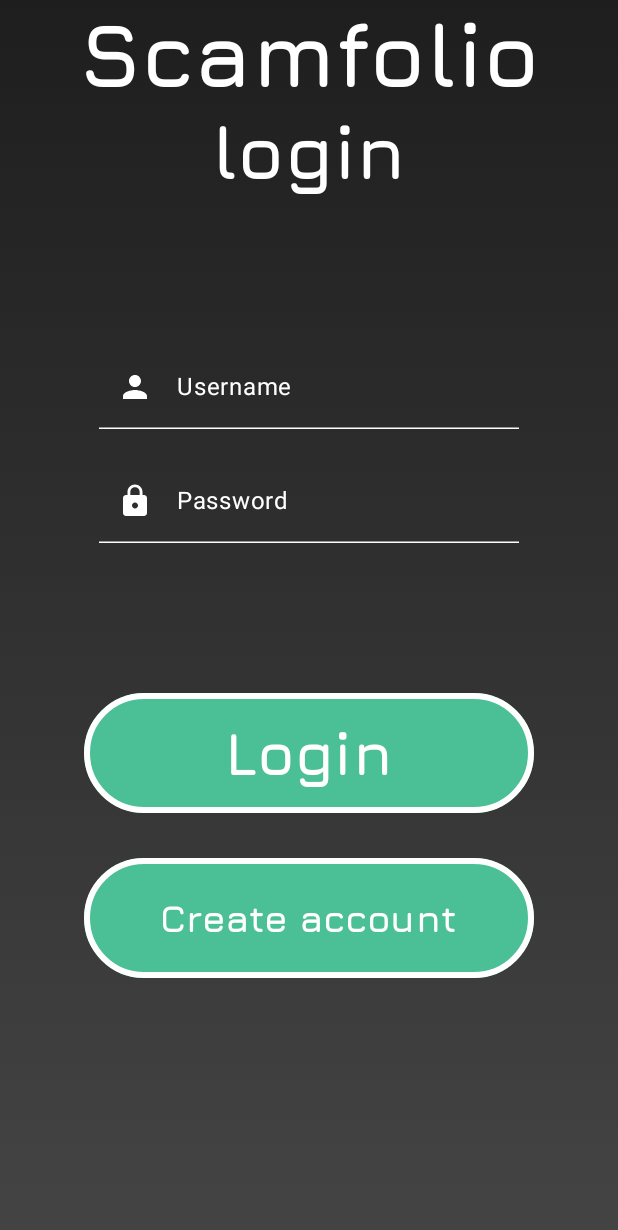
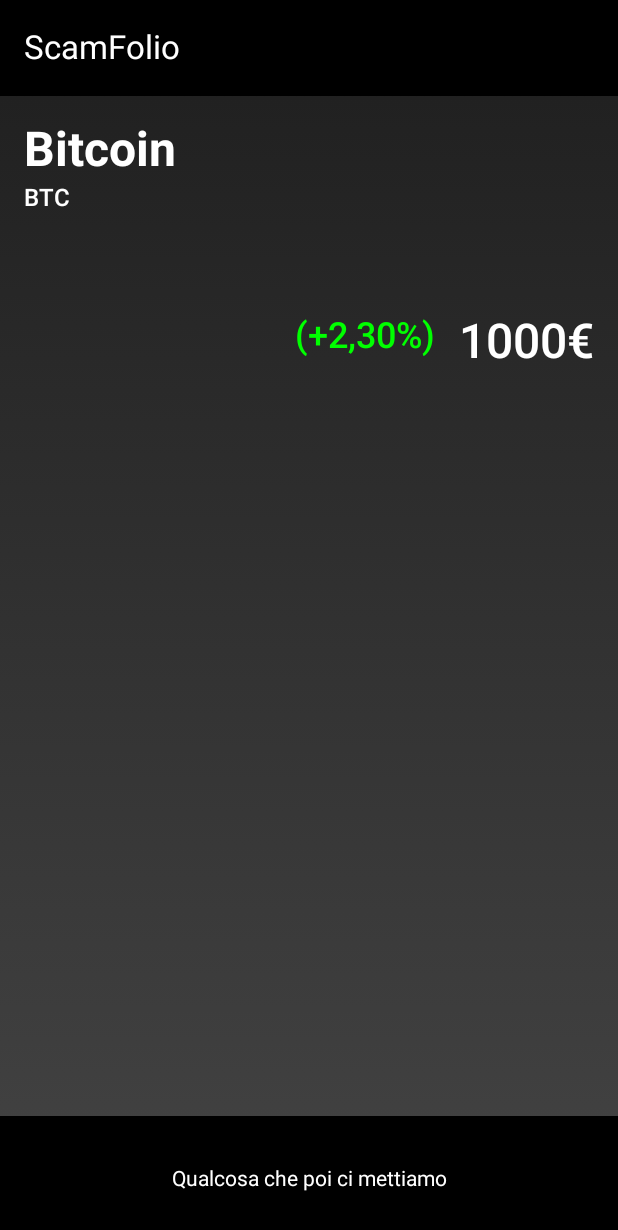
Before and after one commit to GiuEliNo/ScamFolio, an Android app built with Jetpack Compose: the screen it shows after launch (MainActivity), on a phone screen of 412 x 824 dp. Shown: the top 1230 px of the screen. Run offline under Robolectric (Android 15) with nearby library versions, the phone set to English and light mode, and no system bars; our stand-ins replace Room's generated code, livedata-compose.

Commit message:
Added UI and modelview of cryptoscreen

```diff
--- a/app/build.gradle.kts
+++ b/app/build.gradle.kts
@@ -63,6 +63,8 @@ dependencies {
     implementation(libs.androidx.room.ktx)
     implementation(libs.androidx.constraintlayout.compose)
     implementation(libs.material.icons.extended)
+    implementation(libs.androidx.navigation.runtime.ktx)
+    implementation(libs.androidx.runtime.livedata)
     testImplementation(libs.junit)
     androidTestImplementation(libs.androidx.junit)
     androidTestImplementation(libs.androidx.espresso.core)
--- a/app/src/main/java/com/dosti/scamfolio/MainActivity.kt
+++ b/app/src/main/java/com/dosti/scamfolio/MainActivity.kt
@@ -3,6 +3,7 @@ package com.dosti.scamfolio
 import android.os.Bundle
 import androidx.activity.ComponentActivity
 import androidx.activity.compose.setContent
+import androidx.activity.viewModels
 import androidx.compose.foundation.layout.fillMaxSize
 import androidx.compose.material3.MaterialTheme
 import androidx.compose.material3.Surface
@@ -10,19 +11,23 @@ import androidx.compose.material3.Text
 import androidx.compose.runtime.Composable
 import androidx.compose.ui.Modifier
 import androidx.compose.ui.tooling.preview.Preview
+import androidx.lifecycle.viewmodel.compose.viewModel
 import androidx.navigation.compose.rememberNavController
 import com.dosti.scamfolio.ui.theme.ScamFolioTheme
+import com.dosti.scamfolio.ui.view.CryptoScreen
 import com.dosti.scamfolio.ui.view.Homepage
 import com.dosti.scamfolio.ui.view.LoginView
 import com.dosti.scamfolio.ui.view.LoginView
 import com.dosti.scamfolio.ui.view.SearchedCryptos
 import com.dosti.scamfolio.ui.view.routing.NavGraph
+import com.dosti.scamfolio.viewModel.CryptoScreenViewModel
 
 class MainActivity : ComponentActivity() {
+    private val CryptoScreenViewModel : CryptoScreenViewModel by viewModels()
     override fun onCreate(savedInstanceState: Bundle?) {
         super.onCreate(savedInstanceState)
         setContent {
-            LoginView()
+            CryptoScreen(CryptoScreenViewModel)
         }
     }
 }
--- /dev/null
+++ b/app/src/main/java/com/dosti/scamfolio/model/CoinModel.kt
@@ -0,0 +1,8 @@
+package com.dosti.scamfolio.model
+
+data class Coin(
+    val name: String,
+    val symbol: String,
+    val price: Int,
+    val change: String
+)
--- /dev/null
+++ b/app/src/main/java/com/dosti/scamfolio/model/api/getCoin.kt
@@ -0,0 +1,10 @@
+package com.dosti.scamfolio.model.api
+
+import com.dosti.scamfolio.model.Coin
+
+fun getCoin() : Coin {
+    val coin = Coin("Bitcoin", "BTC", 1000, "+2,30%")
+    return coin
+}
+
+//andrà implementata una chiamata API
--- a/app/src/main/java/com/dosti/scamfolio/ui/theme/Color.kt
+++ b/app/src/main/java/com/dosti/scamfolio/ui/theme/Color.kt
@@ -2,7 +2,7 @@ package com.dosti.scamfolio.ui.theme
 
 import androidx.compose.ui.graphics.Color
 
-val Purple80 = Color(0xFFD0BCFF)
+val Black = Color(0xFF000000)
 val PurpleGrey80 = Color(0xFFCCC2DC)
 val Pink80 = Color(0xFFEFB8C8)
 
--- a/app/src/main/java/com/dosti/scamfolio/ui/theme/Theme.kt
+++ b/app/src/main/java/com/dosti/scamfolio/ui/theme/Theme.kt
@@ -10,21 +10,22 @@ import androidx.compose.material3.dynamicLightColorScheme
 import androidx.compose.material3.lightColorScheme
 import androidx.compose.runtime.Composable
 import androidx.compose.runtime.SideEffect
+import androidx.compose.ui.graphics.Color
 import androidx.compose.ui.graphics.toArgb
 import androidx.compose.ui.platform.LocalContext
 import androidx.compose.ui.platform.LocalView
 import androidx.core.view.WindowCompat
 
 private val DarkColorScheme = darkColorScheme(
-    primary = Purple80,
-    secondary = PurpleGrey80,
-    tertiary = Pink80
+    primary = Black,
+    secondary = Black,
+    tertiary = Black
 )
 
 private val LightColorScheme = lightColorScheme(
-    primary = Purple40,
-    secondary = PurpleGrey40,
-    tertiary = Pink40
+    primary = Black,
+    secondary = Black,
+    tertiary = Black
 
     /* Other default colors to override
     background = Color(0xFFFFFBFE),
--- /dev/null
+++ b/app/src/main/java/com/dosti/scamfolio/ui/view/CryptoScreen.kt
@@ -0,0 +1,136 @@
+package com.dosti.scamfolio.ui.view
+
+import androidx.compose.foundation.background
+import androidx.compose.foundation.layout.Arrangement
+import androidx.compose.foundation.layout.Column
+import androidx.compose.foundation.layout.Row
+import androidx.compose.foundation.layout.Spacer
+import androidx.compose.foundation.layout.fillMaxWidth
+import androidx.compose.foundation.layout.padding
+import androidx.compose.foundation.layout.size
+import androidx.compose.foundation.layout.wrapContentHeight
+import androidx.compose.foundation.lazy.LazyColumn
+import androidx.compose.material3.BottomAppBar
+import androidx.compose.material3.ExperimentalMaterial3Api
+import androidx.compose.material3.Icon
+import androidx.compose.material3.IconButton
+import androidx.compose.material3.MaterialTheme
+import androidx.compose.material3.MaterialTheme.colorScheme
+import androidx.compose.material3.Scaffold
+import androidx.compose.material3.Text
+import androidx.compose.material3.TopAppBar
+import androidx.compose.material3.TopAppBarDefaults.topAppBarColors
+import androidx.compose.runtime.Composable
+import androidx.compose.runtime.LaunchedEffect
+import androidx.compose.runtime.getValue
+import androidx.compose.runtime.livedata.observeAsState
+import androidx.compose.ui.Alignment
+import androidx.compose.ui.Modifier
+import androidx.compose.ui.draw.alpha
+import androidx.compose.ui.graphics.Color
+import androidx.compose.ui.text.font.FontWeight
+import androidx.compose.ui.text.style.TextAlign
+import androidx.compose.ui.unit.dp
+import androidx.room.util.TableInfo
+import com.dosti.scamfolio.model.Coin
+import com.dosti.scamfolio.viewModel.CryptoScreenViewModel
+
+@OptIn(ExperimentalMaterial3Api::class)
+@Composable
+fun CryptoScreen(viewModel : CryptoScreenViewModel) {
+
+    val coin by viewModel.coin.observeAsState()
+    LaunchedEffect(Unit) {
+        viewModel.fetchCrypto()
+    }
+    Scaffold(
+        topBar = {
+            TopAppBar(
+                colors = topAppBarColors(
+                    containerColor = Color.Black,
+                    titleContentColor = Color.White,
+                ),
+                title = {
+                    Text("ScamFolio")
+                }
+            )
+        },
+        bottomBar = {
+            BottomAppBar(
+                containerColor = Color.Black,
+                contentColor = Color.White,
+            ) {
+                Text(
+                    modifier = Modifier
+                        .fillMaxWidth(),
+                    textAlign = TextAlign.Center,
+                    text = "Qualcosa che poi ci mettiamo",
+                )
+            }
+        }
+    ) { innerPadding ->
+        BackgroundGradient()
+        LazyColumn(
+            modifier = Modifier
+                .padding(innerPadding),
+            verticalArrangement = Arrangement.spacedBy(16.dp),
+        ) {
+            item {
+                coin?.let { Name(it) }
+                Spacer(modifier = Modifier.size(16.dp))
+            }
+
+            item {
+                coin?.let { Price(it) }
+            }
+        }
+    }
+}
+
+@Composable
+fun Name(coin: Coin) {
+    Column(
+        modifier = Modifier
+            .padding(16.dp)
+            .fillMaxWidth(),
+    ) {
+        Text(
+            text = coin.name,
+            style = MaterialTheme.typography.headlineLarge,
+            fontWeight = FontWeight.Bold,
+            color = Color.White
+        )
+        Text(
+            text = coin.symbol,
+            style = MaterialTheme.typography.titleMedium,
+            fontWeight = FontWeight.Medium,
+            color = Color.White
+
+        )
+    }
+}
+@Composable
+fun Price(coin: Coin) {
+    Row(
+        modifier = Modifier
+            .padding(16.dp)
+            .fillMaxWidth(),
+        horizontalArrangement = Arrangement.End
+    ){
+        Text(
+            text = "(" + coin.change + ")",
+            style = MaterialTheme.typography.headlineSmall,
+            fontWeight = FontWeight.Medium,
+            color = Color.Green,
+            textAlign = TextAlign.End
+        )
+        Spacer(modifier = Modifier.size(16.dp))
+        Text(
+            text = coin.price.toString() + "€",
+            style = MaterialTheme.typography.headlineLarge,
+            fontWeight = FontWeight.Medium,
+            color = Color.White,
+            textAlign = TextAlign.End
+        )
+    }
+}
--- /dev/null
+++ b/app/src/main/java/com/dosti/scamfolio/viewModel/CryptoScreenViewModel.kt
@@ -0,0 +1,21 @@
+package com.dosti.scamfolio.viewModel
+
+import androidx.lifecycle.LiveData
+import androidx.lifecycle.MutableLiveData
+import androidx.lifecycle.ViewModel
+import androidx.lifecycle.viewModelScope
+import com.dosti.scamfolio.model.Coin
+import com.dosti.scamfolio.model.api.getCoin
+import kotlinx.coroutines.launch
+
+class CryptoScreenViewModel : ViewModel() {
+    private val _coin = MutableLiveData<Coin>()
+    val coin: LiveData<Coin> = _coin
+
+    fun fetchCrypto() {
+        viewModelScope.launch {
+            val newCoin = getCoin()
+            _coin.value = newCoin
+        }
+    }
+}
--- a/app/src/main/java/com/dosti/scamfolio/viewModel/LoginViewModel.kt
+++ b/app/src/main/java/com/dosti/scamfolio/viewModel/LoginViewModel.kt
@@ -5,5 +5,5 @@ import androidx.lifecycle.AndroidViewModel
 import com.dosti.scamfolio.db.repositories.UserRepository
 
 class LoginViewModel(application: Application) : AndroidViewModel(application) {
-    private val repository : UserRepository
+    private val repository : UserRepository = TODO()
 }
--- a/gradle/libs.versions.toml
+++ b/gradle/libs.versions.toml
@@ -13,6 +13,8 @@ roomCommon = "2.6.1"
 roomKtx = "2.6.1"
 material3Android = "1.2.1"
 constraintlayoutCompose = "1.0.1"
+navigationRuntimeKtx = "2.7.7"
+runtimeLivedata = "1.6.7"
 
 [libraries]
 androidx-core-ktx = { group = "androidx.core", name = "core-ktx", version.ref = "coreKtx" }
@@ -37,6 +39,8 @@ androidx-room-ktx = { group = "androidx.room", name = "room-ktx", version.ref =
 androidx-material3-android = { group = "androidx.compose.material3", name = "material3-android", version.ref = "material3Android" }
 androidx-constraintlayout-compose = { group = "androidx.constraintlayout", name = "constraintlayout-compose", version.ref = "constraintlayoutCompose" }
 material-icons-extended = { group = "androidx.compose.material", name = "material-icons-extended" }
+androidx-navigation-runtime-ktx = { group = "androidx.navigation", name = "navigation-runtime-ktx", version.ref = "navigationRuntimeKtx" }
+androidx-runtime-livedata = { group = "androidx.compose.runtime", name = "runtime-livedata", version.ref = "runtimeLivedata" }
 
 [plugins]
 androidApplication = { id = "com.android.application", version.ref = "agp" }
```
